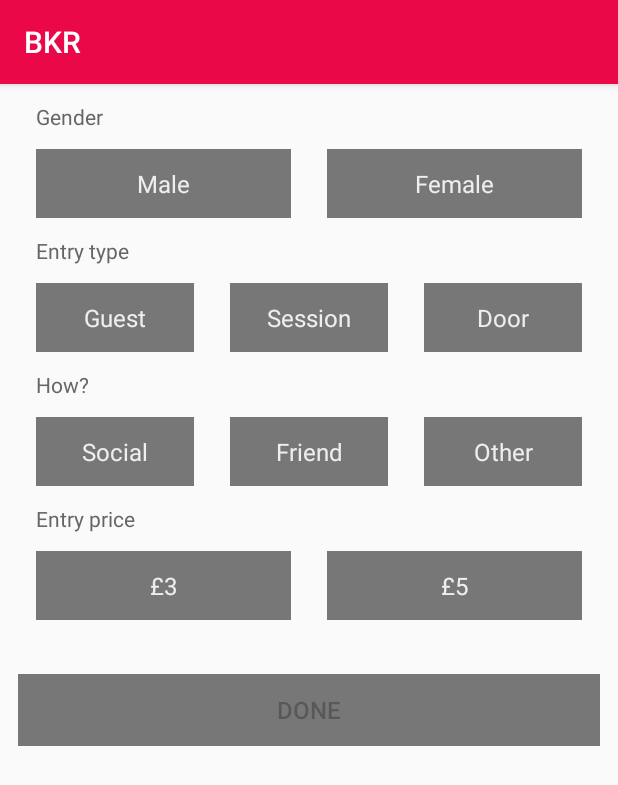
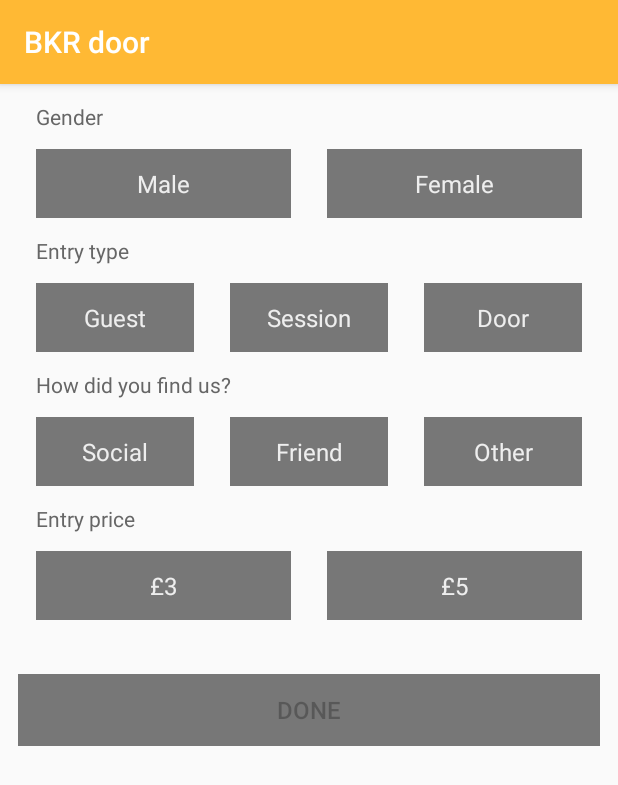
Before and after one commit to samkirton/door, an Android app: the GuestActivity screen opened directly, with no data from a screen before it, on a phone screen of 412 x 824 dp. Shown: the top 785 px of the screen. Run offline under Robolectric (Android 15) with nearby library versions, the phone set to English and light mode, and no system bars; our stand-ins replace ButterKnife; libraries missing offline, so code that uses them is left out: com.memtrip.sqlking, rx.functions.

Commit message:
Updated the how did you find us

```diff
--- a/app/src/main/res/values/colors.xml
+++ b/app/src/main/res/values/colors.xml
@@ -1,7 +1,7 @@
 <?xml version="1.0" encoding="utf-8"?>
 <resources>
-    <color name="colorPrimary">#ea0848</color>
-    <color name="colorPrimaryDark">#ea0848</color>
+    <color name="colorPrimary">#ffb934</color>
+    <color name="colorPrimaryDark">#ffa700</color>
     <color name="colorAccent">#ff954c</color>
     <color name="colorAccentDimmed">#99ff954c</color>
 
--- a/app/src/main/res/values/strings.xml
+++ b/app/src/main/res/values/strings.xml
@@ -1,5 +1,5 @@
 <resources>
-    <string name="app_name">BKR</string>
+    <string name="app_name">BKR door</string>
 
     <string name="guest_gender_label">Gender</string>
     <string name="guest_gender_male">Male</string>
@@ -10,7 +10,7 @@
     <string name="guest_entry_concession">Session</string>
     <string name="guest_entry_door">Door</string>
 
-    <string name="guest_how_label">How?</string>
+    <string name="guest_how_label">How did you find us?</string>
     <string name="guest_how_social">Social</string>
     <string name="guest_how_friend">Friend</string>
     <string name="guest_how_other">Other</string>
```
